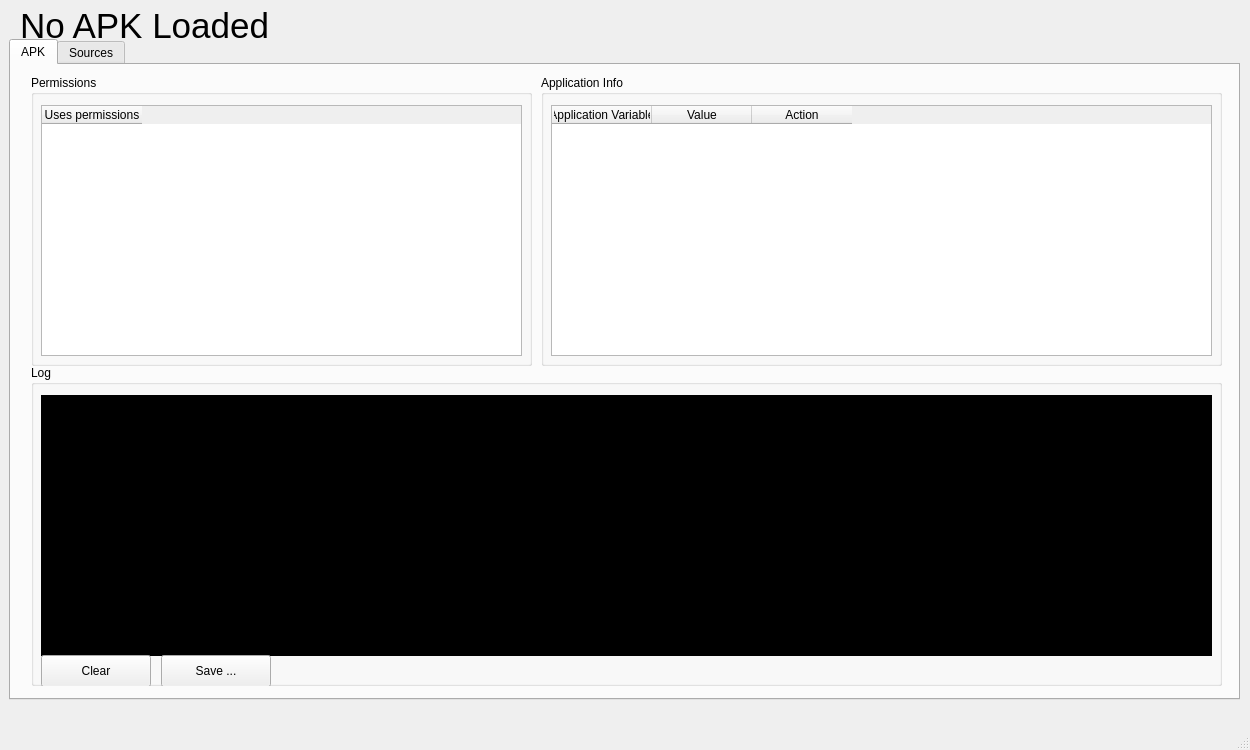
Before: the Qt Designer form qt/droidsec.ui in DarioI/ARES, drawn with Qt 5.
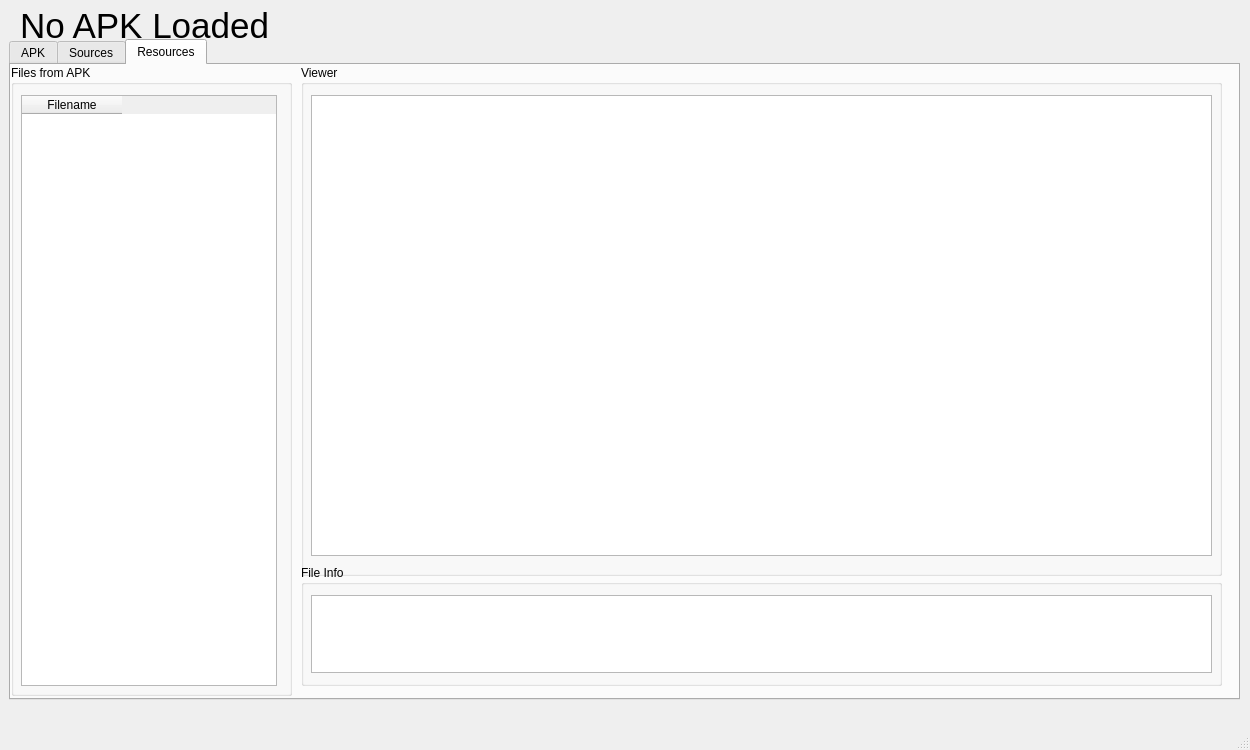
After: the same form once the commit is applied. The open tabs and pages were chosen to show the change.

Commit message: adding resource file viewing functionality

Patch:
```diff
--- a/qt/droidsec.ui
+++ b/qt/droidsec.ui
@@ -274,6 +274,88 @@
       </layout>
      </widget>
     </widget>
+    <widget class="QWidget" name="tab">
+     <attribute name="title">
+      <string>Resources</string>
+     </attribute>
+     <widget class="QGroupBox" name="groupBox_5">
+      <property name="geometry">
+       <rect>
+        <x>0</x>
+        <y>0</y>
+        <width>281</width>
+        <height>631</height>
+       </rect>
+      </property>
+      <property name="title">
+       <string>Files from APK</string>
+      </property>
+      <widget class="QTableWidget" name="resourceFileTable">
+       <property name="geometry">
+        <rect>
+         <x>10</x>
+         <y>30</y>
+         <width>256</width>
+         <height>591</height>
+        </rect>
+       </property>
+       <property name="autoScroll">
+        <bool>true</bool>
+       </property>
+       <column>
+        <property name="text">
+         <string>Filename</string>
+        </property>
+       </column>
+      </widget>
+     </widget>
+     <widget class="QGroupBox" name="groupBox_6">
+      <property name="geometry">
+       <rect>
+        <x>290</x>
+        <y>0</y>
+        <width>921</width>
+        <height>511</height>
+       </rect>
+      </property>
+      <property name="title">
+       <string>Viewer</string>
+      </property>
+      <widget class="QGraphicsView" name="graphicview">
+       <property name="geometry">
+        <rect>
+         <x>10</x>
+         <y>30</y>
+         <width>901</width>
+         <height>461</height>
+        </rect>
+       </property>
+      </widget>
+     </widget>
+     <widget class="QGroupBox" name="groupBox_7">
+      <property name="geometry">
+       <rect>
+        <x>290</x>
+        <y>500</y>
+        <width>921</width>
+        <height>121</height>
+       </rect>
+      </property>
+      <property name="title">
+       <string>File Info</string>
+      </property>
+      <widget class="QTextEdit" name="fileResourceInfo">
+       <property name="geometry">
+        <rect>
+         <x>10</x>
+         <y>30</y>
+         <width>901</width>
+         <height>78</height>
+        </rect>
+       </property>
+      </widget>
+     </widget>
+    </widget>
    </widget>
   </widget>
   <widget class="QMenuBar" name="menubar">
```
Left out of the diff: 4 changed lines with no effect on the pictures. The commit also changes 4 other files.
